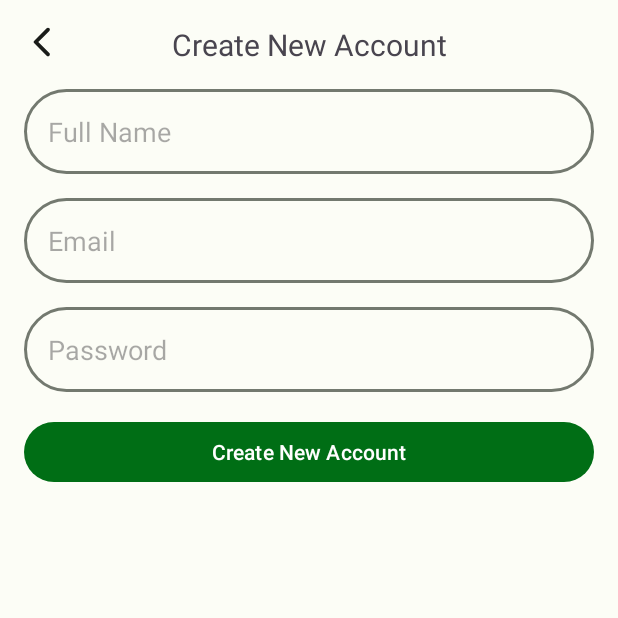
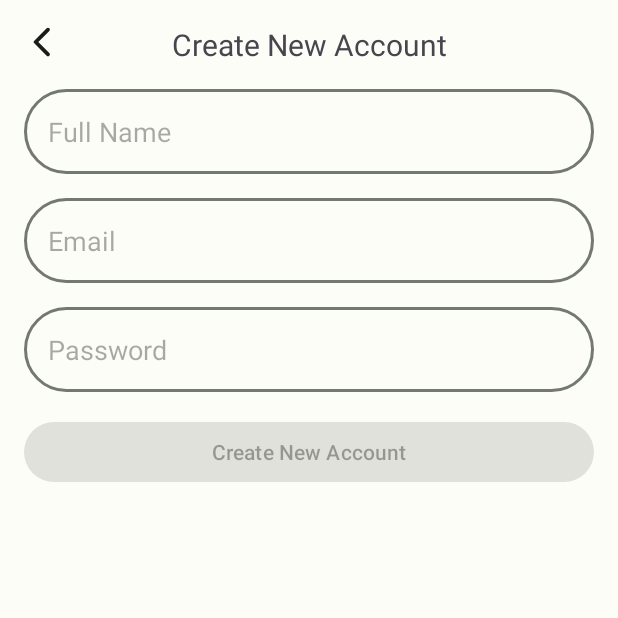
Before and after one commit to gojalifs/submission_intermediate, an Android app: the RegisterActivity screen opened directly, with no data from a screen before it, on a phone screen of 412 x 824 dp, the top half of it. Run offline under Robolectric (Android 15) with nearby library versions, the phone set to English and light mode, and no system bars.

Commit message:
fixed form validation and register logic

```diff
--- a/app/src/main/res/layout/activity_register.xml
+++ b/app/src/main/res/layout/activity_register.xml
@@ -67,8 +67,19 @@
         android:layout_width="match_parent"
         android:layout_height="0dp"
         android:layout_marginTop="16dp"
+        android:enabled="false"
         android:text="@string/register"
         app:layout_constraintTop_toBottomOf="@+id/edt_password"
         tools:layout_editor_absoluteX="16dp" />
 
+    <ProgressBar
+        android:id="@+id/progress_circular"
+        android:layout_width="36dp"
+        android:layout_height="36dp"
+        android:visibility="invisible"
+        app:layout_constraintBottom_toBottomOf="@+id/btn_register"
+        app:layout_constraintEnd_toEndOf="@+id/btn_register"
+        app:layout_constraintStart_toStartOf="@+id/btn_register"
+        app:layout_constraintTop_toTopOf="@+id/btn_register" />
+
 </androidx.constraintlayout.widget.ConstraintLayout>
```
Also changed, not shown: app/src/main/java/com/satria/dicoding/latihan/storyapp_submission/data/repository/RegisterRepository.kt (+6 -4 lines), app/src/main/java/com/satria/dicoding/latihan/storyapp_submission/view/register/RegisterActivity.kt (+48 -8 lines).
